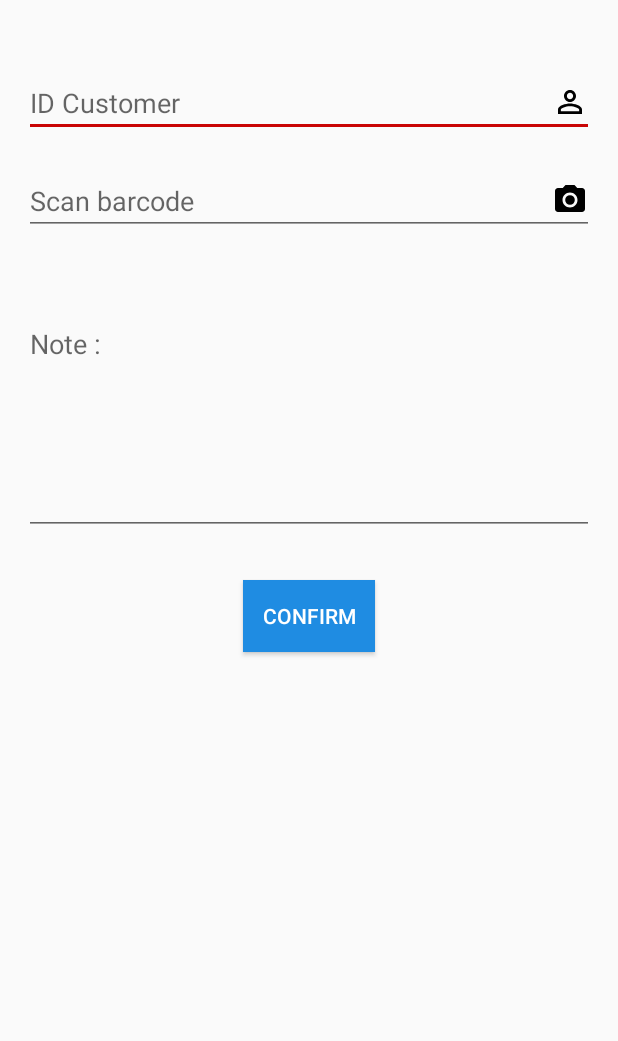
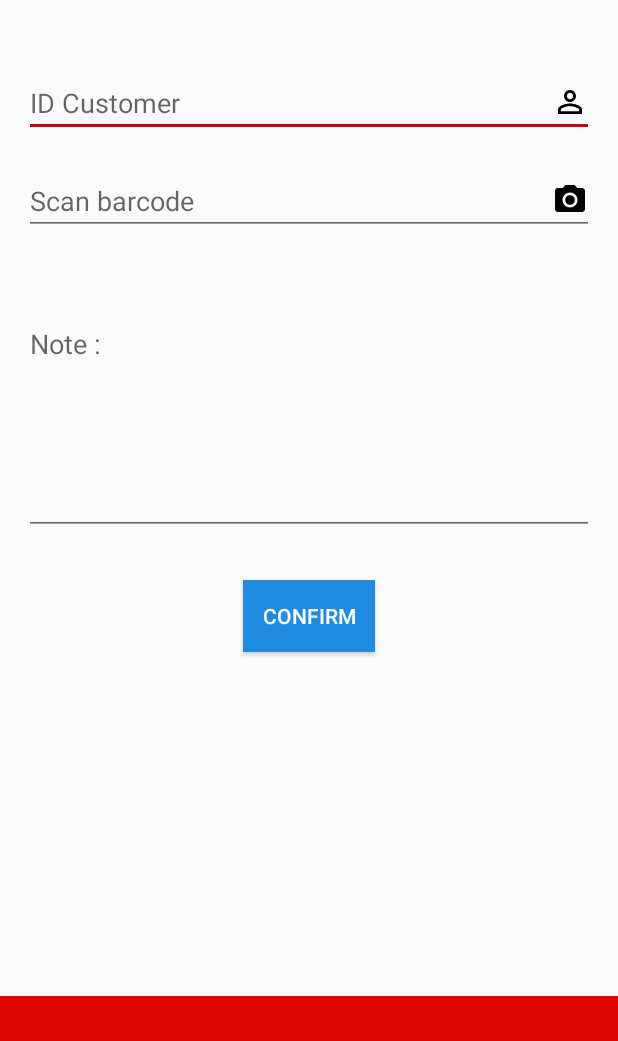
Before and after one commit to ranggabagas30/NewtonApp, an Android app: the screen it shows after launch (MainActivity), on a phone screen of 412 x 824 dp, the part 195-1236 px from its top. Run offline under Robolectric (Android 15) with nearby library versions, the light colour scheme and no system bars.

Commit message:
add header and footer layout

```diff
--- a/app/src/main/res/layout/activity_main.xml
+++ b/app/src/main/res/layout/activity_main.xml
@@ -1,18 +1,26 @@
 <?xml version="1.0" encoding="utf-8"?>
-<LinearLayout
-    xmlns:android="http://schemas.android.com/apk/res/android"
+<androidx.constraintlayout.widget.ConstraintLayout xmlns:android="http://schemas.android.com/apk/res/android"
     xmlns:tools="http://schemas.android.com/tools"
+    xmlns:app="http://schemas.android.com/apk/res-auto"
     android:orientation="vertical"
     android:layout_width="match_parent"
     android:layout_height="match_parent"
     tools:context=".view.ui.MainActivity">
 
-    <include layout="@layout/layout_header" />
+    <include layout="@layout/layout_header"
+        android:layout_width="match_parent"
+        android:layout_height="wrap_content"/>
 
     <LinearLayout
+        android:id="@+id/main.layout.body"
         android:orientation="vertical"
-        android:layout_width="match_parent"
-        android:layout_height="match_parent"
+        android:layout_width="0dp"
+        android:layout_height="0dp"
+        android:layout_marginTop="30dp"
+        app:layout_constraintTop_toBottomOf="@+id/header.layout.root"
+        app:layout_constraintBottom_toTopOf="@+id/footer.layout.root"
+        app:layout_constraintStart_toStartOf="parent"
+        app:layout_constraintEnd_toEndOf="parent"
         android:padding="16dp">
 
         <androidx.appcompat.widget.AppCompatEditText
@@ -48,4 +56,10 @@
             android:textColor="@android:color/white"
             android:background="@color/button_blue"/>
     </LinearLayout>
-</LinearLayout>
+
+    <include
+        layout="@layout/layout_footer"
+        android:layout_width="match_parent"
+        android:layout_height="30dp"
+        app:layout_constraintBottom_toBottomOf="parent" />
+</androidx.constraintlayout.widget.ConstraintLayout>
--- /dev/null
+++ b/app/src/main/res/layout/layout_footer.xml
@@ -0,0 +1,8 @@
+<?xml version="1.0" encoding="utf-8"?>
+<LinearLayout xmlns:android="http://schemas.android.com/apk/res/android"
+    android:id="@+id/footer.layout.root"
+    android:orientation="vertical"
+    android:layout_width="match_parent"
+    android:layout_height="30dp"
+    android:background="@color/colorPrimary">
+</LinearLayout>
--- a/app/src/main/res/layout/layout_header.xml
+++ b/app/src/main/res/layout/layout_header.xml
@@ -1,10 +1,10 @@
 <?xml version="1.0" encoding="utf-8"?>
 <LinearLayout xmlns:android="http://schemas.android.com/apk/res/android"
     xmlns:app="http://schemas.android.com/apk/res-auto"
+    android:id="@+id/header.layout.root"
     android:orientation="vertical"
     android:layout_width="match_parent"
-    android:layout_height="wrap_content"
-    android:layout_marginBottom="30dp">
+    android:layout_height="wrap_content">
 
     <FrameLayout
         android:layout_width="match_parent"
```
Also changed, not shown: app/src/main/res/layout/activity_problem_tracking.xml (+10 -3 lines), app/src/main/res/layout/activity_verification.xml (+12 -3 lines).
